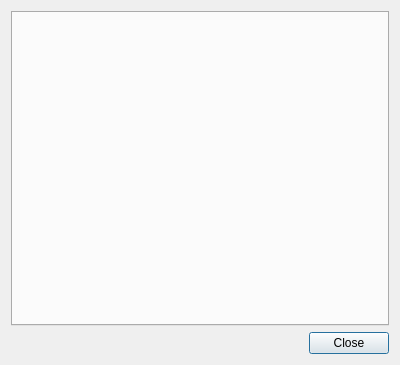
This is ui/selector.ui in Giswater/giswater_qgis_plugin as Qt 5 draws it before an edit. The edited form follows.
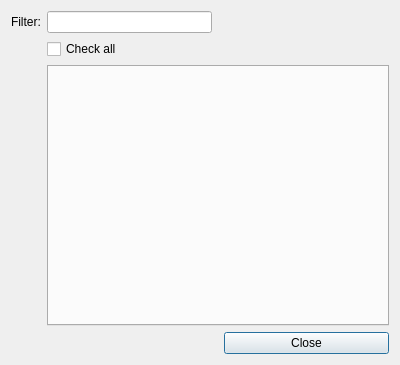
This is the edited form.

Commit message: WIP Enhancement: Add manageAll and filter typeahead on selectors and unify selectors from basic toolbar

What changed in the file:
```diff
--- a/ui/selector.ui
+++ b/ui/selector.ui
@@ -14,14 +14,30 @@
    <string>Selector</string>
   </property>
   <layout class="QGridLayout" name="gridLayout">
-   <item row="1" column="1">
+   <item row="4" column="3">
     <widget class="QPushButton" name="btn_close">
      <property name="text">
       <string>Close</string>
      </property>
     </widget>
    </item>
-   <item row="1" column="0">
+   <item row="0" column="3">
+    <spacer name="horizontalSpacer_2">
+     <property name="orientation">
+      <enum>Qt::Horizontal</enum>
+     </property>
+     <property name="sizeHint" stdset="0">
+      <size>
+       <width>40</width>
+       <height>20</height>
+      </size>
+     </property>
+    </spacer>
+   </item>
+   <item row="0" column="1">
+    <widget class="QLineEdit" name="txt_filter"/>
+   </item>
+   <item row="4" column="1">
     <spacer name="horizontalSpacer">
      <property name="orientation">
       <enum>Qt::Horizontal</enum>
@@ -34,7 +50,21 @@
      </property>
     </spacer>
    </item>
-   <item row="0" column="0" colspan="2">
+   <item row="0" column="0">
+    <widget class="QLabel" name="label">
+     <property name="text">
+      <string>Filter:</string>
+     </property>
+    </widget>
+   </item>
+   <item row="1" column="1">
+    <widget class="QCheckBox" name="chk_all">
+     <property name="text">
+      <string>Check all</string>
+     </property>
+    </widget>
+   </item>
+   <item row="3" column="1" colspan="3">
     <widget class="QTabWidget" name="main_tab">
      <property name="currentIndex">
       <number>-1</number>
```
The commit also changes 4 other files.
